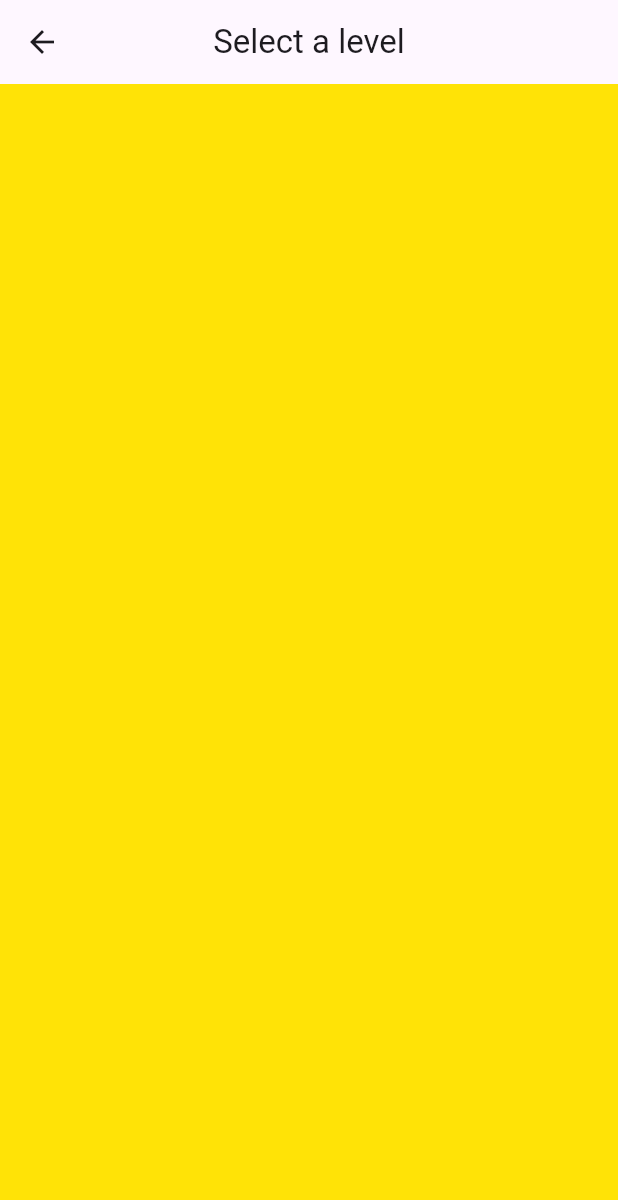
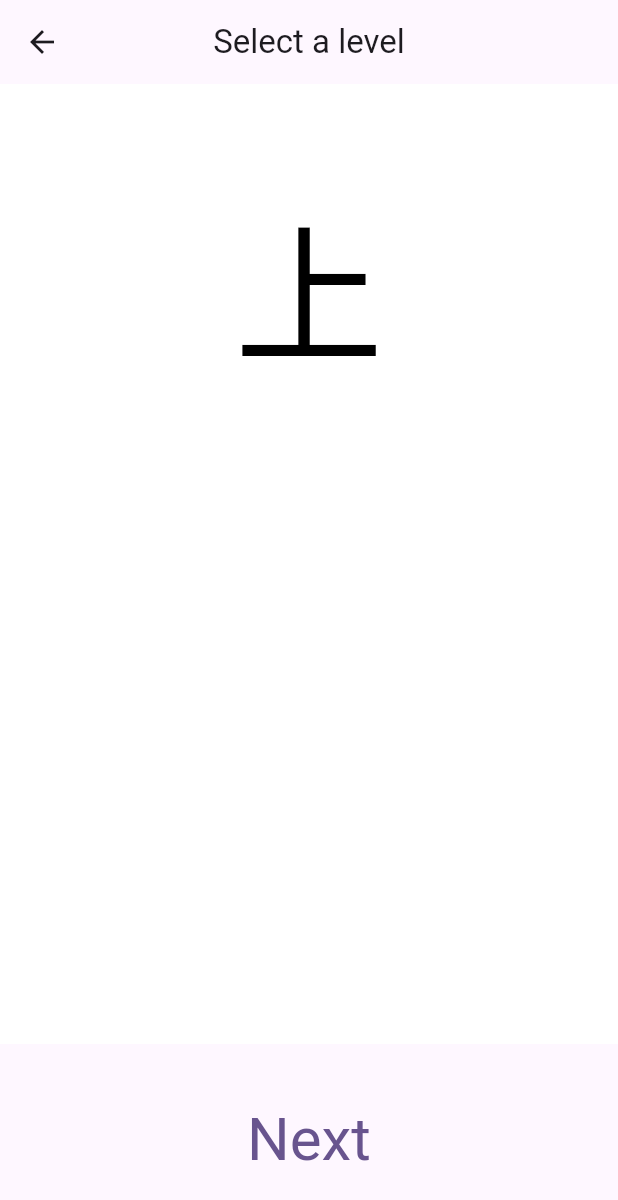
Before and after one commit to FrederikNorlyk/flutter-wanikani, a Flutter app: the screen it shows after launch, after a tap on an icon or button, on a phone screen of 412 x 824 dp. Shown: the top 1200 px of the screen. Run offline on Flutter 3.47's test engine with Material 3 defaults, Android fonts, the phone set to English and light mode, and no system bars.

Commit message:
Implemented the basic review flow

```diff
--- /dev/null
+++ b/lib/data/kanji_store.dart
@@ -0,0 +1,16 @@
+import 'package:flutter_wanikani/model/kanji_item.dart';
+
+class KanjiStore {
+
+  static List<KanjiItem> getItemsFor(int level) {
+    switch (level) {
+      case 1:
+        return [
+          KanjiItem("上", "Above", ["Up", "Over"]),
+          KanjiItem("下", "Below", ["Down", "Under", "Beneath"])
+        ];
+        default:
+          throw UnsupportedError("Invalid level: $level");
+    }
+  }
+}
--- a/lib/main.dart
+++ b/lib/main.dart
@@ -16,7 +16,7 @@ class MyApp extends StatelessWidget {
         colorScheme: ColorScheme.fromSeed(seedColor: Colors.deepPurple),
         useMaterial3: true,
       ),
-      home: LevelSelectorWidget(),
+      home: const LevelSelectorWidget(),
     );
   }
 }
--- /dev/null
+++ b/lib/model/kanji_item.dart
@@ -0,0 +1,19 @@
+class KanjiItem {
+  final String _kanji;
+  final String _primaryMeaning;
+  final List<String> _alternativeMeanings;
+
+  KanjiItem(this._kanji, this._primaryMeaning, this._alternativeMeanings);
+
+  String get kanji {
+    return _kanji;
+  }
+
+  String get primaryMeaning {
+    return _primaryMeaning;
+  }
+
+  List<String> get alternativeMeanings {
+    return _alternativeMeanings;
+  }
+}
--- /dev/null
+++ b/lib/service/kanji_service.dart
@@ -0,0 +1,17 @@
+import 'package:flutter_wanikani/data/kanji_store.dart';
+import 'package:flutter_wanikani/model/kanji_item.dart';
+
+class KanjiService {
+  late final List<KanjiItem> _items;
+
+  KanjiService(int level) {
+    _items = KanjiStore.getItemsFor(level);
+  }
+
+  KanjiItem? getNextItem() {
+    if (_items.isEmpty) {
+      return null;
+    }
+    return _items.removeAt(0);
+  }
+}
--- a/lib/widgets/review_widget.dart
+++ b/lib/widgets/review_widget.dart
@@ -1,4 +1,8 @@
+import 'package:flutter/cupertino.dart';
 import 'package:flutter/material.dart';
+import 'package:flutter/widgets.dart';
+import 'package:flutter_wanikani/model/kanji_item.dart';
+import 'package:flutter_wanikani/service/kanji_service.dart';
 
 class ReviewWidget extends StatefulWidget {
 
@@ -10,15 +14,92 @@ class ReviewWidget extends StatefulWidget {
   final int level;
 
   @override
-  State<ReviewWidget> createState() => _ReviewWidgetState();
+  State<ReviewWidget> createState() => _ReviewWidgetState(this);
 }
 
 class _ReviewWidgetState extends State<ReviewWidget> {
+
+  late final KanjiService _kanjiService;
+  bool _isShowingAnswer = false;
+  late KanjiItem _item;
+
+  _ReviewWidgetState(ReviewWidget widget) {
+    _kanjiService = KanjiService(widget.level);
+    _item = _kanjiService.getNextItem()!;
+  }
+
   @override
   Widget build(BuildContext context) {
+
     return Scaffold(
       appBar: AppBar(title: const Text('Select a level'), centerTitle: true),
-      body: Container(color: const Color(0xFFFFE306))
+      body: Column(
+        crossAxisAlignment: CrossAxisAlignment.stretch,
+        children: [
+          Expanded(
+            flex: 1,
+            child: Container(color: Colors.white),
+          ),
+          Expanded(
+            flex: 9,
+            child: Container(
+              color: Colors.white,
+              child: Column(
+                crossAxisAlignment: CrossAxisAlignment.stretch,
+                children: [
+                  Align(
+                    alignment: Alignment.center,
+                    child: Text(
+                      _isShowingAnswer ? _item.primaryMeaning : _item.kanji,
+                      style: const TextStyle(
+                        fontSize: 100,
+                        color: Colors.black
+                      )
+                    )
+                  ),
+                  Align(
+                    alignment: Alignment.center,
+                    child: Text(
+                      _isShowingAnswer ? _item.alternativeMeanings.join(", ") : "",
+                      style: const TextStyle(
+                        fontSize: 60,
+                        color: Colors.black
+                      ),
+                    )
+                  )
+                ]
+              )
+            )
+          ),
+          Expanded(
+            flex: 2,
+            child: TextButton(
+              onPressed: () => _nextButtonPressed(context),
+              style: TextButton.styleFrom(
+                textStyle: const TextStyle(fontSize: 40),
+              ),
+              child: const Text('Next'),
+            )
+          )
+        ]
+      )
     );
   }
+
+  void _nextButtonPressed(BuildContext context) {
+    setState(() {
+      if (_isShowingAnswer) {
+        var item = _kanjiService.getNextItem();
+
+        if (item == null) {
+          Navigator.of(context).pop();
+          return;
+        }
+
+        _item = item;
+      }
+
+      _isShowingAnswer = !_isShowingAnswer;
+    });
+  }
 }
```
